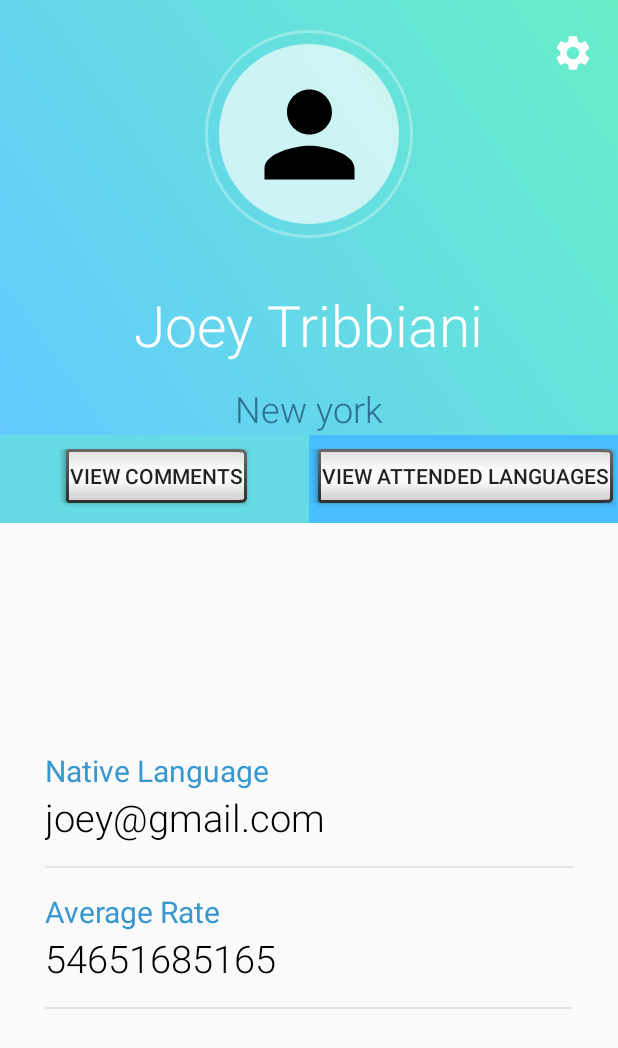
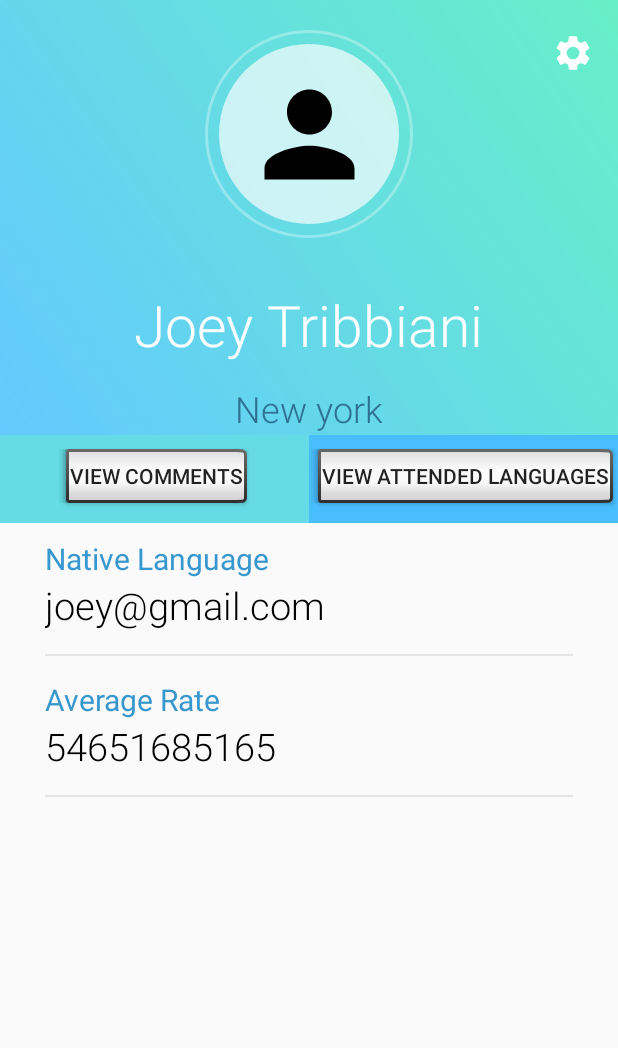
Before and after one commit to bounswe/bounswe2019group5, an Android app: the ProfilePageActivity screen opened directly, with no data from a screen before it, on a phone screen of 412 x 824 dp. Shown: the top 1048 px of the screen. Run offline under Robolectric (Android 15) with nearby library versions, the phone set to English and light mode, and no system bars; our stand-ins replace Volley; network calls fail.

Commit message:
Wrapped the profile page within a ScrollView to let it scroll, because we'll be showing existing comments on that screen and the list can be long. Switched the profile page to LinearLayout, better represents the structure of the layout than RelativeLayout

```diff
--- a/languageLearning/app/src/main/java/com/example/languageLearning/ProfilePageActivity.java
+++ b/languageLearning/app/src/main/java/com/example/languageLearning/ProfilePageActivity.java
@@ -4,6 +4,10 @@ import androidx.appcompat.app.AppCompatActivity;
 
 import android.os.Bundle;
 import android.util.Log;
+import android.view.LayoutInflater;
+import android.view.View;
+import android.widget.Button;
+import android.widget.LinearLayout;
 import android.widget.TextView;
 import android.widget.Toast;
 
@@ -25,6 +29,7 @@ public class ProfilePageActivity extends AppCompatActivity {
 
     MyApplication app;
     private final String TAG = getClass().getName();
+    LinearLayout linearLayout;
     TextView firstName_lastName, userName, nativeLang, averageRate;
     String username;
 
@@ -38,6 +43,7 @@ public class ProfilePageActivity extends AppCompatActivity {
         if (username == null) // Default to the current user
             username = app.getUsername();
 
+        linearLayout = findViewById(R.id.linearLayout);
         firstName_lastName = findViewById(R.id.firstName_lastName);
         userName = findViewById(R.id.userName);
         nativeLang = findViewById(R.id.nativeLang);
@@ -77,6 +83,13 @@ public class ProfilePageActivity extends AppCompatActivity {
         userName.setText("@" + profile.username);
         nativeLang.setText(profile.native_language);
         averageRate.setText(profile.rating_average + " / 5.0");
+
+        /*for (UserComment comment : profile.comments) {
+            LayoutInflater factory = LayoutInflater.from(this);
+            View commentView = factory.inflate(R.layout.profile_comment, null);
+            ...
+            linearLayout.addView(commentView);
+        }*/
     }
 
 }
--- a/languageLearning/app/src/main/res/layout/activity_profile_page.xml
+++ b/languageLearning/app/src/main/res/layout/activity_profile_page.xml
@@ -1,8 +1,15 @@
 <?xml version="1.0" encoding="utf-8"?>
-<RelativeLayout xmlns:android="http://schemas.android.com/apk/res/android"
+<ScrollView
     android:layout_width="match_parent"
     android:layout_height="match_parent"
+    xmlns:android="http://schemas.android.com/apk/res/android"
     xmlns:app="http://schemas.android.com/apk/res-auto">
+
+    <LinearLayout
+        android:orientation="vertical"
+        android:id="@+id/linearLayout"
+        android:layout_width="match_parent"
+        android:layout_height="match_parent">
 
 
         <RelativeLayout
@@ -12,26 +19,48 @@
             android:background="@drawable/grad"
             android:paddingBottom="1dp">
 
+            <ImageView
+                android:layout_width="40dp"
+                android:layout_height="40dp"
+                android:layout_alignParentRight="true"
+                android:layout_marginTop="15dp"
+                android:layout_marginRight="10dp"
+                android:adjustViewBounds="true"
+                android:scaleType="centerInside"
+                app:srcCompat="@drawable/ic_settings" />
+
             <RelativeLayout
                 android:id="@+id/imgUser"
                 android:layout_width="wrap_content"
                 android:layout_height="wrap_content"
+                android:layout_centerHorizontal="true"
                 android:layout_marginTop="20dp"
-                android:background="@drawable/circle_border"
-                android:layout_centerHorizontal="true">
+                android:background="@drawable/circle_border">
 
                 <ImageView
                     android:layout_width="120dp"
                     android:layout_height="120dp"
                     android:layout_margin="9dp"
+                    android:adjustViewBounds="true"
+                    android:background="@drawable/circle"
                     android:padding="5dp"
-                    app:srcCompat="@drawable/ic_person"
-                    android:adjustViewBounds="true"
                     android:scaleType="centerInside"
-                    android:background="@drawable/circle">
+                    app:srcCompat="@drawable/ic_person">
 
                 </ImageView>
             </RelativeLayout>
+
+            <TextView
+                android:id="@+id/userName"
+                android:layout_width="wrap_content"
+                android:layout_height="wrap_content"
+                android:layout_below="@+id/firstName_lastName"
+                android:layout_centerHorizontal="true"
+                android:layout_marginTop="14sp"
+                android:fontFamily="sans-serif-light"
+                android:text="New york"
+                android:textColor="@color/address"
+                android:textSize="24sp" />
 
             <TextView
                 android:id="@+id/firstName_lastName"
@@ -39,34 +68,11 @@
                 android:layout_height="wrap_content"
                 android:layout_below="@+id/imgUser"
                 android:layout_centerHorizontal="true"
+                android:layout_marginTop="32sp"
+                android:fontFamily="sans-serif-light"
                 android:text="Joey Tribbiani"
-                android:textSize="38sp"
                 android:textColor="@color/white"
-                android:fontFamily="sans-serif-light"
-                android:layout_marginTop="32sp"/>
-
-            <TextView
-                android:id="@+id/userName"
-                android:layout_width="wrap_content"
-                android:layout_height="wrap_content"
-                android:layout_below="@+id/firstName_lastName"
-                android:layout_centerHorizontal="true"
-                android:text="New york"
-                android:textSize="24sp"
-                android:textColor="@color/address"
-                android:fontFamily="sans-serif-light"
-                android:layout_marginTop="14sp"/>
-
-            <ImageView
-                android:layout_width="40dp"
-                android:layout_height="40dp"
-                android:layout_marginRight="10dp"
-                android:layout_marginTop="15dp"
-                android:layout_alignParentRight="true"
-                app:srcCompat="@drawable/ic_settings"
-                android:adjustViewBounds="true"
-                android:scaleType="centerInside"/>
-
+                android:textSize="38sp" />
 
 
         </RelativeLayout>
@@ -75,8 +81,7 @@
             android:id="@+id/linlay1"
             android:layout_width="match_parent"
             android:layout_height="wrap_content"
-            android:orientation="horizontal"
-            android:layout_below="@id/rellay1">
+            android:orientation="horizontal">
 
             <RelativeLayout
                 android:layout_width="match_parent"
@@ -85,8 +90,8 @@
                 android:layout_weight="1"
                 android:background="@color/followersBg"
                 android:gravity="center"
-                android:paddingBottom="5dp"
-                android:paddingTop="5dp">
+                android:paddingTop="5dp"
+                android:paddingBottom="5dp">
 
                 <Button
                     android:id="@+id/button2"
@@ -107,17 +112,11 @@
                 android:layout_width="match_parent"
                 android:layout_height="wrap_content"
                 android:layout_gravity="center"
+                android:layout_weight="1"
+                android:background="@color/followingBg"
                 android:gravity="center"
-                android:layout_weight="1"
                 android:paddingTop="5dp"
-                android:paddingBottom="5dp"
-                android:background="@color/followingBg">
-
-                <LinearLayout
-                    android:layout_width="wrap_content"
-                    android:layout_height="wrap_content"
-                    android:gravity="center_horizontal"
-                    android:orientation="vertical"/>
+                android:paddingBottom="5dp">
 
                 <Button
                     android:id="@+id/button3"
@@ -127,23 +126,28 @@
                     android:layout_height="wrap_content"
                     android:text="View Attended Languages" />
 
+                <LinearLayout
+                    android:layout_width="wrap_content"
+                    android:layout_height="wrap_content"
+                    android:gravity="center_horizontal"
+                    android:orientation="vertical" />
+
             </RelativeLayout>
         </LinearLayout>
 
 
         <RelativeLayout
             android:layout_width="match_parent"
-            android:layout_height="match_parent"
-            android:layout_below="@+id/linlay1">
+            android:layout_height="match_parent">
 
             <LinearLayout
                 android:layout_width="match_parent"
                 android:layout_height="wrap_content"
                 android:layout_centerInParent="true"
-                android:orientation="vertical"
+                android:layout_marginLeft="30dp"
                 android:layout_marginTop="20dp"
-                android:layout_marginLeft="30dp"
-                android:layout_marginRight="30dp">
+                android:layout_marginRight="30dp"
+                android:orientation="vertical">
 
                 <LinearLayout
                     android:layout_width="match_parent"
@@ -170,8 +174,7 @@
                         android:layout_width="match_parent"
                         android:layout_height="1dp"
                         android:layout_marginTop="15dp"
-                        android:background="@color/grey"/>
-
+                        android:background="@color/grey" />
 
 
                 </LinearLayout>
@@ -179,8 +182,8 @@
                 <LinearLayout
                     android:layout_width="match_parent"
                     android:layout_height="wrap_content"
-                    android:orientation="vertical"
-                    android:layout_marginTop="15dp">
+                    android:layout_marginTop="15dp"
+                    android:orientation="vertical">
 
                     <TextView
                         android:layout_width="wrap_content"
@@ -202,12 +205,10 @@
                         android:layout_width="match_parent"
                         android:layout_height="1dp"
                         android:layout_marginTop="15dp"
-                        android:background="@color/grey"/>
-
+                        android:background="@color/grey" />
 
 
                 </LinearLayout>
-
 
 
             </LinearLayout>
@@ -215,4 +216,6 @@
 
         </RelativeLayout>
 
-</RelativeLayout>
+    </LinearLayout>
+
+</ScrollView>
```
